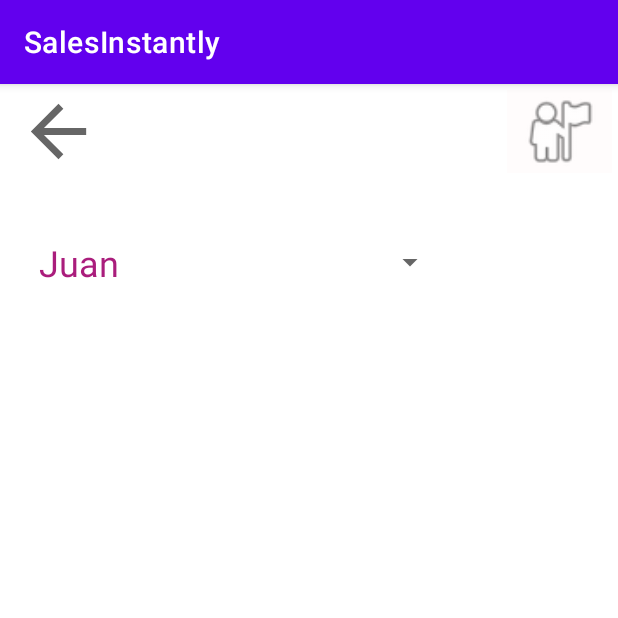
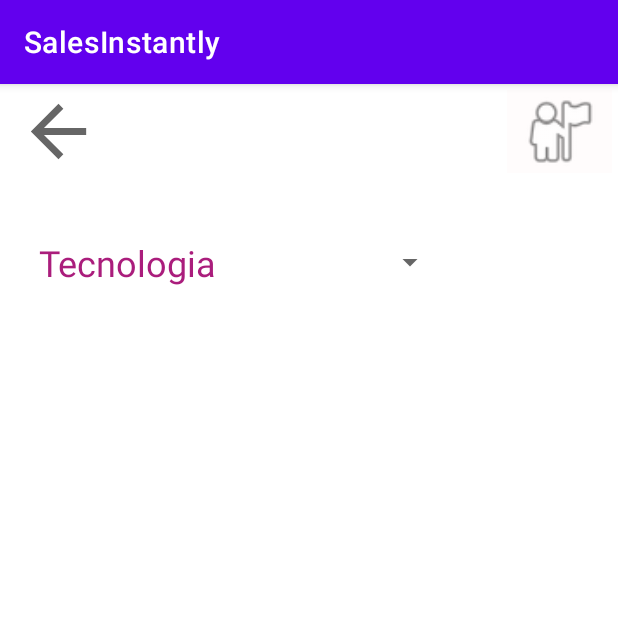
Before and after one commit to juanca172/proyectoAndroidStudio, an Android app: the visualizacionTiendasView screen opened directly, with no data from a screen before it, on a phone screen of 412 x 824 dp, the top half of it. Run offline under Robolectric (Android 15) with nearby library versions, the phone set to English and light mode, and no system bars.

Commit message:
se agregaron las categorias al array los cuales luego se enviaran a el spinner

```diff
--- a/app/src/main/java/com/example/proyectotiendavirtual/views/visualizacionTiendasView.java
+++ b/app/src/main/java/com/example/proyectotiendavirtual/views/visualizacionTiendasView.java
@@ -18,7 +18,7 @@
         //Relacion entre la vista y la parte logica
         spinner = (Spinner)findViewById(R.id.PruebaSpinner);
         //Creacion de un array
-        String [] things = {"Juan", "andres", "mercurio","sumar"};
+        String [] things = {"Tecnologia", "Belleza y cuidado personal", "Articulos del hogar","televisores", "moda", "juegos y juguetes", "animales y mascotas"};
         //creacion de un adaptador para enviar datos al spinner
         ArrayAdapter<String> arrayAdaptador = new ArrayAdapter<>(this, R.layout.spinner_item_visualizacion_tiendas, things);
         spinner.setAdapter(arrayAdaptador);
```
